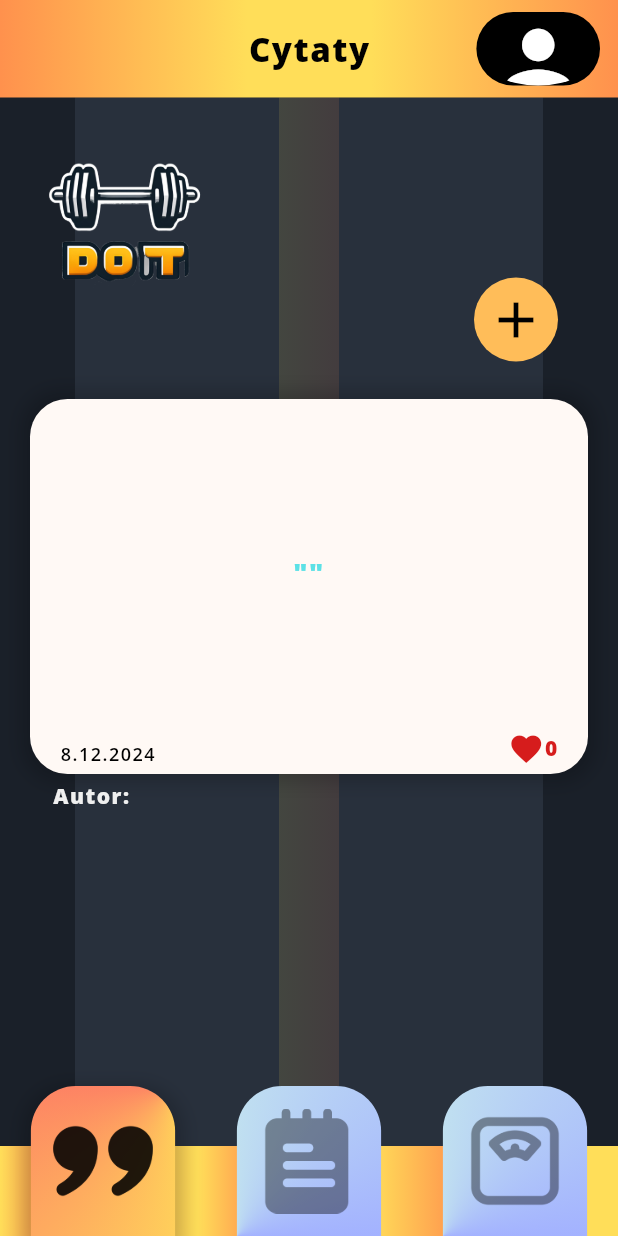
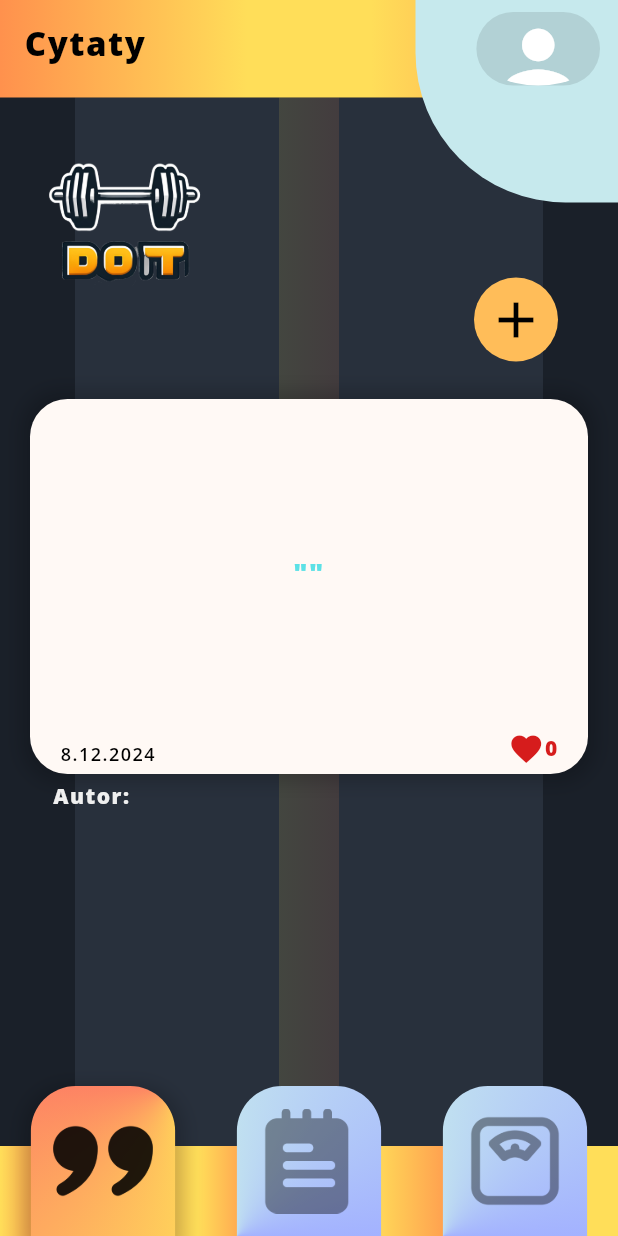
Before and after one commit to kluchoo/DoIt, a Flutter app: the screen it shows after launch, on a phone screen of 412 x 824 dp. Run offline on Flutter 3.47's test engine with Material 3 defaults, Android fonts, the phone set to English and light mode, and no system bars; drawn by our look-alikes of flutter_card_swiper; our stand-ins replace camera, cloud_firestore, file_picker, firebase_auth, firebase_core, flutter_riverpod and 1 more; accounts and stored records are empty.

Commit message:
Poprawki app baru

```diff
--- a/lib/strony/aplikacja/home.dart
+++ b/lib/strony/aplikacja/home.dart
@@ -5,6 +5,7 @@ import 'package:do_it/komponenty/botom_navigation_bar.dart';
 import 'package:do_it/providers/home_page_providers.dart';
 import 'package:do_it/strony/aplikacja/zakladki/cytaty.dart';
 import 'package:do_it/strony/aplikacja/zakladki/profil_uzytkownika.dart';
+import 'package:do_it/theme.dart';
 import 'package:flutter/material.dart';
 import 'package:flutter_riverpod/flutter_riverpod.dart';
 import 'package:google_fonts/google_fonts.dart';
@@ -49,18 +50,12 @@ class _HomeState extends ConsumerState<Home> {
     final user = ref.watch(appUserProvider);
     final profileImage = user.photo;
 
-    // Debugowanie
-    if (profileImage != null) {
-      debugPrint('Zdjęcie jest dostępne, długość: ${profileImage}');
-    } else {
-      debugPrint('Brak zdjęcia profilowego');
-    }
-
     return Scaffold(
         resizeToAvoidBottomInset: true,
         appBar: PreferredSize(
           preferredSize: const Size.fromHeight(65.0),
-          child: Container(
+          child: Stack(children: [
+            Container(
                 decoration: const BoxDecoration(
                     gradient: LinearGradient(colors: [
                   Color(0xFFFF914d),
@@ -75,11 +70,23 @@ class _HomeState extends ConsumerState<Home> {
                 ])),
                 child: Stack(
                   children: [
+                    OverflowBox(
+                      maxWidth: 135,
+                      maxHeight: 135,
+                      alignment: Alignment.topRight,
+                      child: Container(
+                        decoration: BoxDecoration(
+                          color: AppColors.primaryAccent,
+                          borderRadius: BorderRadius.only(
+                            bottomLeft: Radius.circular(100),
+                          ),
+                        ),
+                      ),
+                    ),
                     AppBar(
                       backgroundColor: Colors.transparent,
-                  ),
-                  Center(
-                      child: Text(
+                      centerTitle: false,
+                      title: Text(
                         title,
                         style: GoogleFonts.openSans(
                           fontSize: 22,
@@ -87,7 +94,8 @@ class _HomeState extends ConsumerState<Home> {
                           color: const Color.fromARGB(255, 0, 0, 0),
                           fontWeight: FontWeight.w800,
                         ),
-                  )),
+                      ),
+                    ),
                     Row(
                       mainAxisAlignment: MainAxisAlignment.end,
                       children: [
@@ -101,9 +109,9 @@ class _HomeState extends ConsumerState<Home> {
                           },
                           child: Container(
                             width: MediaQuery.of(context).size.height * 0.1,
-                          height: MediaQuery.of(context).size.height * 0.1,
+                            height: MediaQuery.of(context).size.height * 0.4,
                             decoration: BoxDecoration(
-                            color: Colors.black,
+                              color: Colors.black.withOpacity(0.1),
                               borderRadius: BorderRadius.circular(100),
                             ),
                             child: ClipOval(
@@ -112,7 +120,8 @@ class _HomeState extends ConsumerState<Home> {
                                       profileImage,
                                       fit: BoxFit.cover,
                                       scale: 0.5,
-                                    errorBuilder: (context, error, stackTrace) {
+                                      errorBuilder:
+                                          (context, error, stackTrace) {
                                         debugPrint(
                                             'Błąd ładowania zdjęcia: $error');
                                         return const Icon(
@@ -134,6 +143,7 @@ class _HomeState extends ConsumerState<Home> {
                     )
                   ],
                 )),
+          ]),
         ),
         body: MainAppBackground(Stack(
           children: [
```
Lines whose indentation alone changed are shown as unchanged.
